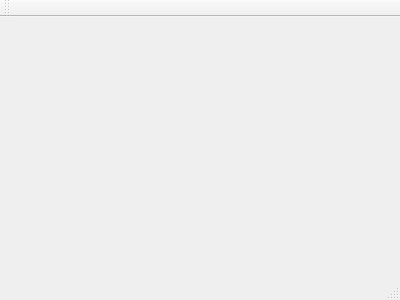
Yerianna/Qt, file UIbyCode/uibycode.ui: the form before one commit.
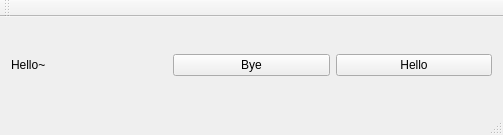
The form after the commit.

```diff
--- a/UIbyCode/uibycode.ui
+++ b/UIbyCode/uibycode.ui
@@ -1,24 +1,63 @@
 <ui version="4.0">
  <class>UIbyCode</class>
- <widget class="QMainWindow" name="UIbyCode" >
-  <property name="geometry" >
+ <widget class="QMainWindow" name="UIbyCode">
+  <property name="geometry">
    <rect>
     <x>0</x>
     <y>0</y>
-    <width>400</width>
-    <height>300</height>
+    <width>503</width>
+    <height>135</height>
    </rect>
   </property>
   <property name="windowTitle" >
    <string>UIbyCode</string>
   </property>
-  <widget class="QMenuBar" name="menuBar" />
-  <widget class="QToolBar" name="mainToolBar" />
-  <widget class="QWidget" name="centralWidget" />
-  <widget class="QStatusBar" name="statusBar" />
+  <widget class="QWidget" name="centralWidget">
+   <layout class="QGridLayout" name="gridLayout">
+    <item row="0" column="0">
+     <widget class="QLabel" name="lblHello">
+      <property name="text">
+       <string>Hello~</string>
+      </property>
+     </widget>
+    </item>
+    <item row="0" column="1">
+     <widget class="QPushButton" name="btnBye">
+      <property name="text">
+       <string>Bye</string>
+      </property>
+     </widget>
+    </item>
+    <item row="0" column="2">
+     <widget class="QPushButton" name="btnHelllo">
+      <property name="text">
+       <string>Hello</string>
+      </property>
+     </widget>
+    </item>
+   </layout>
+  </widget>
+  <widget class="QMenuBar" name="menuBar">
+   <property name="geometry">
+    <rect>
+     <x>0</x>
+     <y>0</y>
+     <width>503</width>
+     <height>25</height>
+    </rect>
+   </property>
+  </widget>
+  <widget class="QToolBar" name="mainToolBar">
+   <attribute name="toolBarArea">
+    <enum>TopToolBarArea</enum>
+   </attribute>
+   <attribute name="toolBarBreak">
+    <bool>false</bool>
+   </attribute>
+  </widget>
+  <widget class="QStatusBar" name="statusBar"/>
  </widget>
- <layoutDefault spacing="6" margin="11" />
- <pixmapfunction></pixmapfunction>
+ <layoutdefault spacing="6" margin="11"/>
  <resources/>
  <connections/>
 </ui>
```
Left out of the diff: 3 changed lines with no effect on the pictures.
